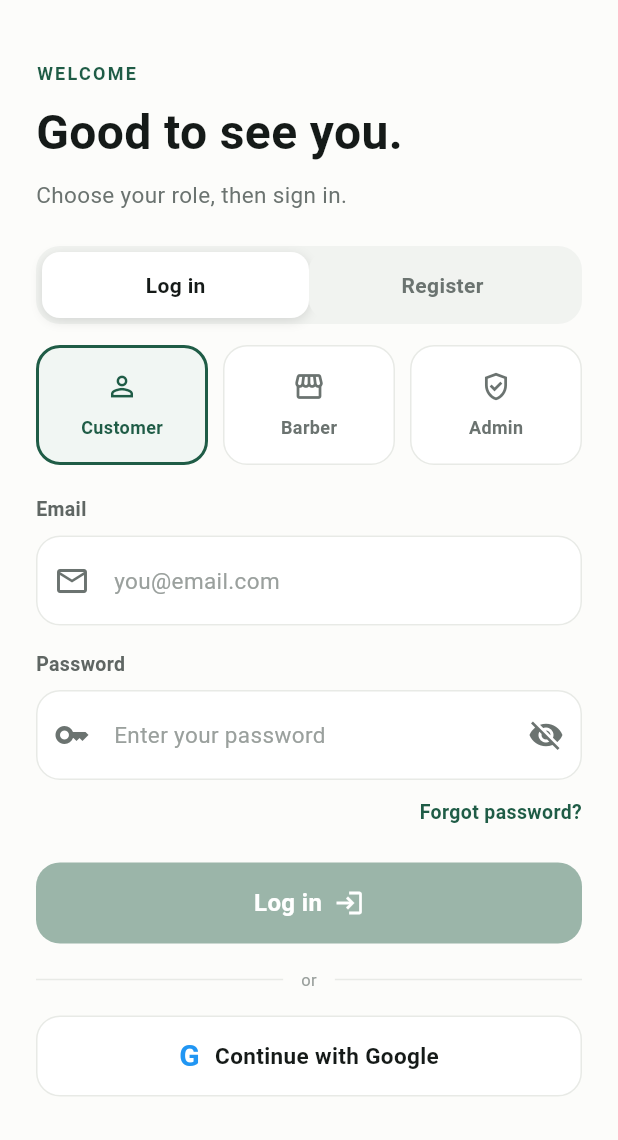
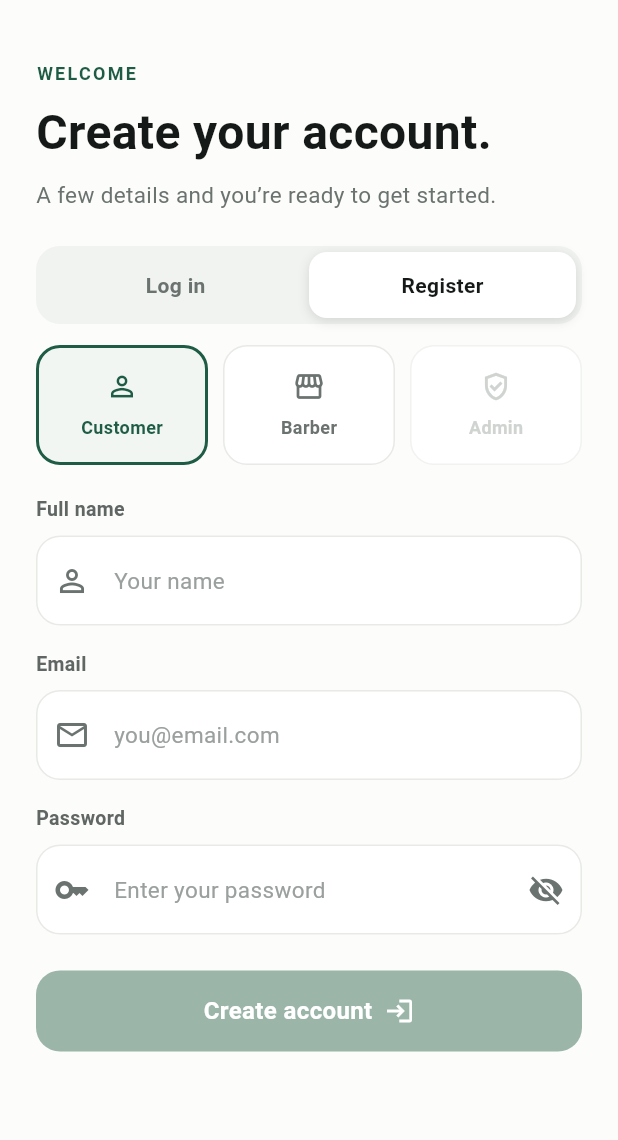
Before and after one commit to Anishkarki10/haircut-appointment-system-, a Flutter app: the screen it shows after launch, on a phone screen of 412 x 824 dp, the part 96-1236 px from its top. Run offline on Flutter 3.47's test engine with Material 3 defaults, Android fonts, the phone set to English and light mode, and no system bars.

Commit message:
register page design

```diff
--- a/lib/login_screen.dart
+++ b/lib/login_screen.dart
@@ -325,7 +325,7 @@ class _LoginScreenState extends State<LoginScreen> {
 
                 SizedBox(height: 16),
 
-                // ---------- OR DIVIDER ----------
+                // OR DIVIDER
                 Row(
                   children: [
                     Expanded(child: Container(height: 1, color: lightBorder)),
--- a/lib/main.dart
+++ b/lib/main.dart
@@ -1,3 +1,4 @@
+import 'register_screen.dart';
 import 'login_screen.dart';
 import 'package:flutter/material.dart';
 
@@ -7,8 +8,6 @@ void main() {
 
 class MyApp extends StatelessWidget {
   const MyApp({super.key});
-
-  // This widget is the root of your application.
   @override
   Widget build(BuildContext context) {
     return MaterialApp(
@@ -19,7 +18,7 @@ class MyApp extends StatelessWidget {
               backgroundColor: Colors.white
           )
       ),
-      home: LoginScreen(),
+      home: RegisterScreen(),
     );
   }
 }
--- /dev/null
+++ b/lib/register_screen.dart
@@ -0,0 +1,349 @@
+import 'package:flutter/material.dart';
+
+class RegisterScreen extends StatefulWidget {
+  const RegisterScreen({super.key});
+
+  @override
+  State<RegisterScreen> createState() => _RegisterScreenState();
+}
+
+class _RegisterScreenState extends State<RegisterScreen> {
+  TextEditingController nameController = TextEditingController();
+  TextEditingController emailController = TextEditingController();
+  TextEditingController passwordController = TextEditingController();
+
+  bool visibility = true; // true basically means that the  password hidden
+  int selectedRole = 0; // 0 means Customer, 1  means Barber, admin cant be register
+
+
+  Color green = Color(0xFF1F5C46);
+  Color grey = Color(0xFF6B7370);
+  Color lightBorder = Color(0xFFE8EAE6);
+
+  TextStyle labelStyle = TextStyle(
+    color: Color(0xFF5F6663),
+    fontSize: 13,
+    fontWeight: FontWeight.bold,
+  );
+
+  // Log in, Register tab
+  Widget tabButton(String text, bool selected) {
+    return Expanded(
+      child: GestureDetector(
+        onTap: () {
+        },
+        child: Container(
+          height: 44,
+          decoration: BoxDecoration(
+            color: selected ? Colors.white : Color(0xFFF1F3F0),
+            borderRadius: BorderRadius.circular(12),
+            boxShadow: selected
+                ? [BoxShadow(color: Colors.black12, blurRadius: 6, offset: Offset(0, 2))]
+                : [],
+          ),
+          child: Center(
+            child: Text(
+              text,
+              style: TextStyle(
+                color: selected ? Color(0xFF151A18) : grey,
+                fontSize: 14,
+                fontWeight: FontWeight.bold,
+              ),
+            ),
+          ),
+        ),
+      ),
+    );
+  }
+
+  // Customer, Barber, Admin card
+  // enabled = false makes the card look non active
+  Widget roleCard(int index, IconData icon, String name, bool enabled) {
+    bool selected = selectedRole == index;
+    return Expanded(
+      child: GestureDetector(
+        onTap: () {
+          if (enabled == true) {
+            setState(() {
+              selectedRole = index;
+            });
+          }
+        },
+        child: Container(
+          height: 80,
+          decoration: BoxDecoration(
+            color: selected ? Color(0xFFF1F6F3) : Colors.white,
+            borderRadius: BorderRadius.circular(16),
+            border: Border.all(
+              width: selected ? 2 : 1,
+              color: selected
+                  ? green
+                  : (enabled ? lightBorder : Color(0xFFF1F3F0)),
+            ),
+          ),
+          child: Column(
+            mainAxisAlignment: MainAxisAlignment.center,
+            children: [
+              Icon(
+                icon,
+                size: 22,
+                color: enabled ? (selected ? green : grey) : Color(0xFFD0D4D1),
+              ),
+              SizedBox(height: 8),
+              Text(
+                name,
+                style: TextStyle(
+                  fontSize: 12,
+                  fontWeight: FontWeight.bold,
+                  color: enabled ? (selected ? green : grey) : Color(0xFFD0D4D1),
+                ),
+              ),
+            ],
+          ),
+        ),
+      ),
+    );
+  }
+
+  // border of the text fields
+  OutlineInputBorder fieldBorder(Color color) {
+    return OutlineInputBorder(
+      borderRadius: BorderRadius.circular(16),
+      borderSide: BorderSide(width: 1, color: color),
+    );
+  }
+
+  @override
+  Widget build(BuildContext context) {
+    return Scaffold(
+      backgroundColor: Color(0xFFFCFCFA),
+      body: SafeArea(
+        child: SingleChildScrollView(
+          child: Padding(
+            padding: const EdgeInsets.symmetric(horizontal: 24),
+            child: Column(
+              mainAxisAlignment: MainAxisAlignment.start,
+              crossAxisAlignment: CrossAxisAlignment.start,
+              children: [
+                SizedBox(height: 20),
+
+                // ---------- LOGO ----------
+                Row(
+                  children: [
+                    Container(
+                      height: 44,
+                      width: 44,
+                      decoration: BoxDecoration(
+                        color: green,
+                        borderRadius: BorderRadius.circular(12),
+                      ),
+                      child: Center(
+                        child: Text(
+                          'K',
+                          style: TextStyle(
+                            color: Colors.white,
+                            fontSize: 22,
+                            fontWeight: FontWeight.bold,
+                          ),
+                        ),
+                      ),
+                    ),
+                    SizedBox(width: 12),
+                    Text(
+                      'KapalTime',
+                      style: TextStyle(
+                        color: green,
+                        fontSize: 16,
+                        fontWeight: FontWeight.bold,
+                        letterSpacing: 2,
+                      ),
+                    ),
+                  ],
+                ),
+
+                SizedBox(height: 40),
+
+                //HEADING
+                Text(
+                  'WELCOME',
+                  style: TextStyle(
+                    color: green,
+                    fontSize: 12,
+                    fontWeight: FontWeight.bold,
+                    letterSpacing: 1.5,
+                  ),
+                ),
+                SizedBox(height: 8),
+                Text(
+                  'Create your account.',
+                  style: TextStyle(
+                    color: Color(0xFF151A18),
+                    fontSize: 32,
+                    fontWeight: FontWeight.bold,
+                  ),
+                ),
+                SizedBox(height: 8),
+                Text(
+                  'A few details and you’re ready to get started.',
+                  style: TextStyle(color: grey, fontSize: 15),
+                ),
+
+                SizedBox(height: 24),
+
+                //LOG IN, REGISTER TAB
+                Container(
+                  padding: EdgeInsets.all(4),
+                  decoration: BoxDecoration(
+                    color: Color(0xFFF1F3F0),
+                    borderRadius: BorderRadius.circular(16),
+                  ),
+                  child: Row(
+                    children: [
+                      tabButton('Log in', false),
+                      tabButton('Register', true),
+                    ],
+                  ),
+                ),
+
+                SizedBox(height: 14),
+
+                //ROLE SELECTOR
+                Row(
+                  children: [
+                    roleCard(0, Icons.person_outline, 'Customer', true),
+                    SizedBox(width: 10),
+                    roleCard(1, Icons.storefront_outlined, 'Barber', true),
+                    SizedBox(width: 10),
+                    roleCard(2, Icons.gpp_good_outlined, 'Admin', false),
+                  ],
+                ),
+
+                SizedBox(height: 20),
+
+                //full name
+                Text('Full name', style: labelStyle),
+                SizedBox(height: 8),
+                TextFormField(
+                  controller: nameController,
+                  onChanged: (value) {
+                    setState(() {});
+                  },
+                  decoration: InputDecoration(
+                    prefixIcon: Icon(Icons.person_outline, color: grey),
+                    hint: Text(
+                      'Your name',
+                      style: TextStyle(color: Color(0xFF9AA09D), fontSize: 15),
+                    ),
+                    contentPadding: EdgeInsets.symmetric(vertical: 18),
+                    enabledBorder: fieldBorder(lightBorder),
+                    focusedBorder: fieldBorder(green),
+                    filled: true,
+                    fillColor: Colors.white,
+                  ),
+                ),
+
+                SizedBox(height: 16),
+
+                // email
+                Text('Email', style: labelStyle),
+                SizedBox(height: 8),
+                TextFormField(
+                  controller: emailController,
+                  onChanged: (value) {
+                    setState(() {});
+                  },
+                  decoration: InputDecoration(
+                    prefixIcon: Icon(Icons.mail_outline, color: grey),
+                    hint: Text(
+                      'you@email.com',
+                      style: TextStyle(color: Color(0xFF9AA09D), fontSize: 15),
+                    ),
+                    contentPadding: EdgeInsets.symmetric(vertical: 18),
+                    enabledBorder: fieldBorder(lightBorder),
+                    focusedBorder: fieldBorder(green),
+                    filled: true,
+                    fillColor: Colors.white,
+                  ),
+                ),
+
+                SizedBox(height: 16),
+
+                // pass
+                Text('Password', style: labelStyle),
+                SizedBox(height: 8),
+                TextFormField(
+                  controller: passwordController,
+                  obscureText: visibility,
+                  onChanged: (value) {
+                    setState(() {});
+                  },
+                  decoration: InputDecoration(
+                    prefixIcon: Icon(Icons.key_outlined, color: grey),
+                    suffixIcon: IconButton(
+                      onPressed: () {
+                        setState(() {
+                          visibility = !visibility;
+                        });
+                      },
+                      icon: Icon(
+                        visibility == true ? Icons.visibility_off : Icons.visibility,
+                        color: grey,
+                      ),
+                    ),
+                    hint: Text(
+                      'Enter your password',
+                      style: TextStyle(color: Color(0xFF9AA09D), fontSize: 15),
+                    ),
+                    contentPadding: EdgeInsets.symmetric(vertical: 18),
+                    enabledBorder: fieldBorder(lightBorder),
+                    focusedBorder: fieldBorder(green),
+                    filled: true,
+                    fillColor: Colors.white,
+                  ),
+                ),
+
+                SizedBox(height: 24),
+
+                // creating account
+                // light green when a field is empty, dark green when all three are filled
+                GestureDetector(
+                  onTap: () {
+                  },
+                  child: Container(
+                    height: 54,
+                    width: double.infinity,
+                    decoration: BoxDecoration(
+                      color: nameController.text.isEmpty ||
+                          emailController.text.isEmpty ||
+                          passwordController.text.isEmpty
+                          ? Color(0xFF9BB5A9)
+                          : green,
+                      borderRadius: BorderRadius.circular(16),
+                    ),
+                    child: Row(
+                      mainAxisAlignment: MainAxisAlignment.center,
+                      children: [
+                        Text(
+                          'Create account',
+                          style: TextStyle(
+                            color: Colors.white,
+                            fontSize: 16,
+                            fontWeight: FontWeight.bold,
+                          ),
+                        ),
+                        SizedBox(width: 8),
+                        Icon(Icons.login, color: Colors.white, size: 20),
+                      ],
+                    ),
+                  ),
+                ),
+
+                SizedBox(height: 24),
+              ],
+            ),
+          ),
+        ),
+      ),
+    );
+  }
+}
```
Also changed, not shown: 1 other file.
